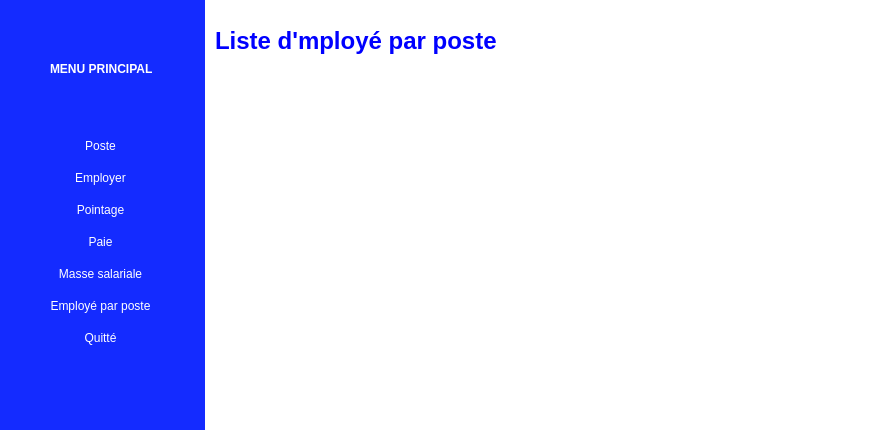
Before: the Qt Designer form ui/mainwindow.ui in eliphanio/Gestion-d-employer-et-de-paie, drawn with Qt 5.
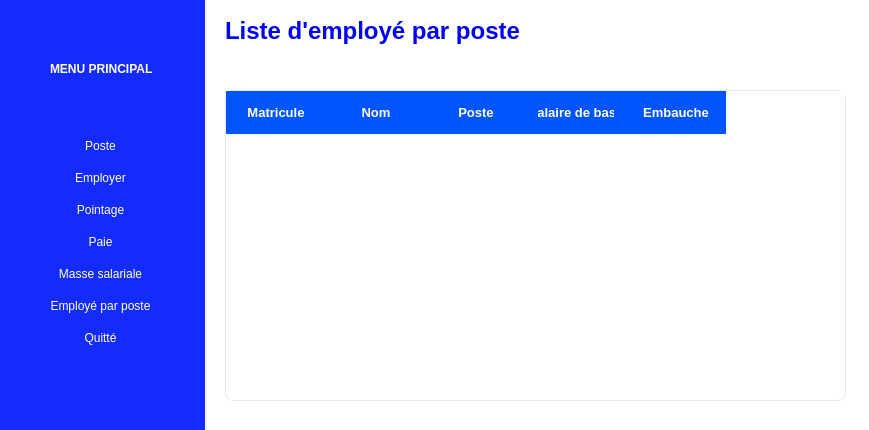
After: the same form once the commit is applied. The open tabs and pages were chosen to show the change. Icons and pictures are not drawn.

Patch:
```diff
--- a/ui/mainwindow.ui
+++ b/ui/mainwindow.ui
@@ -620,13 +620,45 @@
          </widget>
         </widget>
         <widget class="QWidget" name="posteEmployePage">
+         <property name="styleSheet">
+          <string notr="true">QTableWidget {
+    background-color: #FFFFFF;
+    alternate-background-color: #F1F5F9;
+    color: #334155;
+    border: 1px solid #E2E8F0;
+    border-radius: 8px;
+    gridline-color: #E2E8F0;
+    font-size: 13px;
+    selection-background-color: #DBEAFE;
+    selection-color: #1E40AF;
+}
+
+QTableWidget::item {
+    padding: 8px;
+    border: none;
+}
+
+QTableWidget::item:selected {
+    background-color: #DBEAFE;
+    color: #1E40AF;
+}
+
+QHeaderView::section {
+    background-color: rgb(0, 85, 255);
+    color: white;
+    padding: 12px;
+    border: none;
+    font-size: 13px;
+    font-weight: bold;
+}</string>
+         </property>
          <widget class="QWidget" name="horizontalLayoutWidget_4">
           <property name="geometry">
            <rect>
-            <x>10</x>
+            <x>20</x>
             <y>10</y>
-            <width>641</width>
-            <height>61</height>
+            <width>621</width>
+            <height>41</height>
            </rect>
           </property>
           <layout class="QHBoxLayout" name="horizontalLayout_3" stretch="0">
@@ -638,12 +670,65 @@
 color: blue;</string>
              </property>
              <property name="text">
-              <string>Liste d'mployé par poste</string>
+              <string>Liste d'employé par poste</string>
              </property>
             </widget>
            </item>
           </layout>
          </widget>
+         <widget class="QWidget" name="verticalLayoutWidget_2">
+          <property name="geometry">
+           <rect>
+            <x>20</x>
+            <y>90</y>
+            <width>621</width>
+            <height>311</height>
+           </rect>
+          </property>
+          <layout class="QVBoxLayout" name="verticalLayout_5">
+           <item>
+            <widget class="QTableWidget" name="tableWidgetPosteByEmploye">
+             <property name="editTriggers">
+              <set>QAbstractItemView::EditTrigger::NoEditTriggers</set>
+             </property>
+             <property name="sortingEnabled">
+              <bool>true</bool>
+             </property>
+             <attribute name="verticalHeaderVisible">
+              <bool>false</bool>
+             </attribute>
+             <attribute name="verticalHeaderHighlightSections">
+              <bool>false</bool>
+             </attribute>
+             <column>
+              <property name="text">
+               <string>Matricule</string>
+              </property>
+             </column>
+             <column>
+              <property name="text">
+               <string>Nom</string>
+              </property>
+             </column>
+             <column>
+              <property name="text">
+               <string>Poste</string>
+              </property>
+             </column>
+             <column>
+              <property name="text">
+               <string>Salaire de base</string>
+              </property>
+             </column>
+             <column>
+              <property name="text">
+               <string>Embauche</string>
+              </property>
+             </column>
+            </widget>
+           </item>
+          </layout>
+         </widget>
         </widget>
        </widget>
       </widget>
```
Left out of the diff: 26 changed lines with no effect on the pictures.
